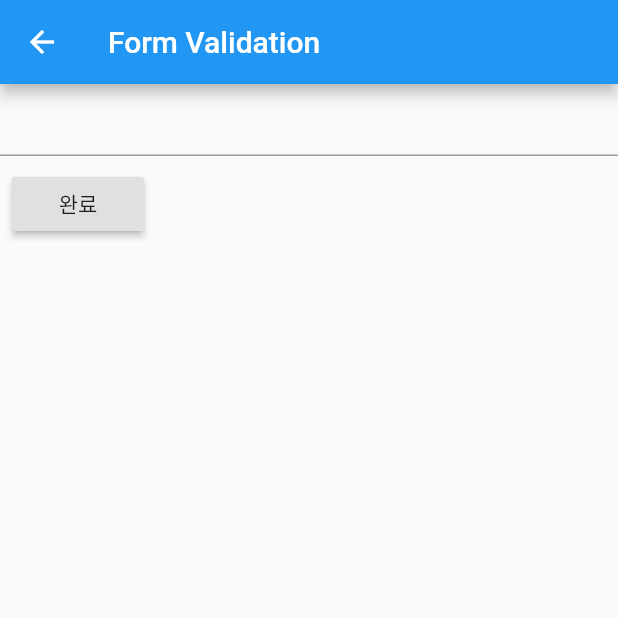
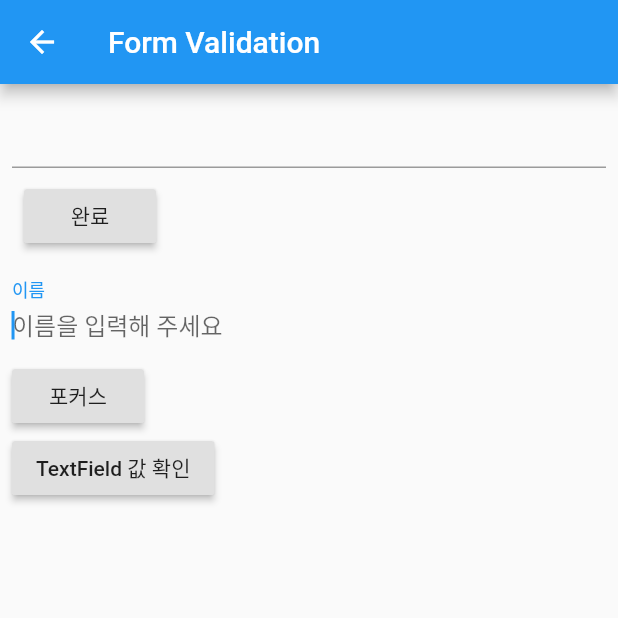
Before and after one commit to freelife1191/flutter_cookbook, a Flutter app: the MyFormValidation screen opened directly, on a phone screen of 412 x 824 dp, the top half of it. Run offline on Flutter 3.47's test engine with Material 2 defaults, Android fonts, the phone set to English and light mode, and no system bars.

Commit message:
TextField, AlertDialog 구현

```diff
--- a/lib/src/MyFormValidation.dart
+++ b/lib/src/MyFormValidation.dart
@@ -9,7 +9,23 @@ class MyFormValidation extends StatefulWidget {
 }
 
 class _MyFormValidationState extends State<MyFormValidation> {
-  final _formKey = GlobalKey<FormState>(); //Form의 GlobalKey를 만들고 Form의 상태를 알수 있게 하기위해 FormState 제네릭을 추
+  final _formKey = GlobalKey<FormState>(); //Form의 GlobalKey를 만들고 Form의 상태를 알수 있게 하기위해 FormState 제네릭을 추가
+  FocusNode nameFocusNode; //포커스를 위한 노드 생성 후 해제를 해줘야 함
+
+  final nameController = TextEditingController(); //텍스트 필드의 값을 컨트롤하기 위한 변수
+
+  @override
+  void initState() {
+    super.initState();
+    nameFocusNode = FocusNode(); //화면이 나올때 FocusNode 생성
+  }
+
+  @override
+  void dispose() {
+    nameFocusNode.dispose(); //화면이 없어지기 전에 해제
+    nameController.dispose();
+    super.dispose();
+  }
 
   @override
   Widget build(BuildContext context) {
@@ -17,12 +33,14 @@ class _MyFormValidationState extends State<MyFormValidation> {
       appBar: AppBar(
         title: Text('Form Validation'),
       ),
-      body: Form(
+      body: Padding(
+        padding: const EdgeInsets.all(8.0),
+        child: Form(
           key: _formKey, //_formKey를 지정하면 이제부터 FormState를 통해 _formKey를 알 수 있게
             child: Column(
           crossAxisAlignment: CrossAxisAlignment.start, //완료버튼을 완쪽으로 붙이기
           children: <Widget>[
-          TextFormField(
+            TextFormField( //Form 안에 있을때 validate 기능을 사용할 수 있음
               validator: (value) { //아래에서 validate 체크시 실행
                 if(value.isEmpty) {
                   return '공백은 허용되지 않습니다';
@@ -41,9 +59,42 @@ class _MyFormValidationState extends State<MyFormValidation> {
                 },
                 child: Text('완료'),
               ),
+            ),
+            TextField( //validate 기능이 없는 일반 field
+              controller: nameController, //텍스트 필드의 값을 가져올 대상 필드의 controller 속성에 지정
+              onChanged: (text) { //변경될 때 마다 텍스트가 넘어옴
+                print(text);
+              },
+              focusNode: nameFocusNode, //포커스를 가지고 싶은 곳에 nameFocusNode 지정
+              decoration: InputDecoration(
+                hintText: '이름을 입력해 주세요', //placeholder와 비슷한 기능
+                border: InputBorder.none, // border을 안보이게
+                labelText: '이름' //label 지정
+              ),
+              autofocus: true, // 화면 진입 시 autofocus 가 true인 필드에 focus 됨
+            ),
+            RaisedButton(
+              onPressed: () {
+                FocusScope.of(context).requestFocus(nameFocusNode); //nameFocusNode 가 지정된 곳으로 포커스를 이동시켜줌
+              },
+              child: Text('포커스'),
+            ),
+            RaisedButton(
+              onPressed: () {
+                print(nameController.text); //nameController 가 지정된 텍스트 값을 가져오기
+                showDialog(context: context, //얻어온 텍스트 값을 다이얼로그에 띄우기
+                  builder: (context) {
+                    return AlertDialog(
+                      content: Text(nameController.text),
+                    );
+                  }
+                );
+              },
+              child: Text('TextField 값 확인'),
             )
           ],
-      ))
+        )),
+      )
     );
   }
 }
```
Lines whose indentation alone changed are shown as unchanged.
